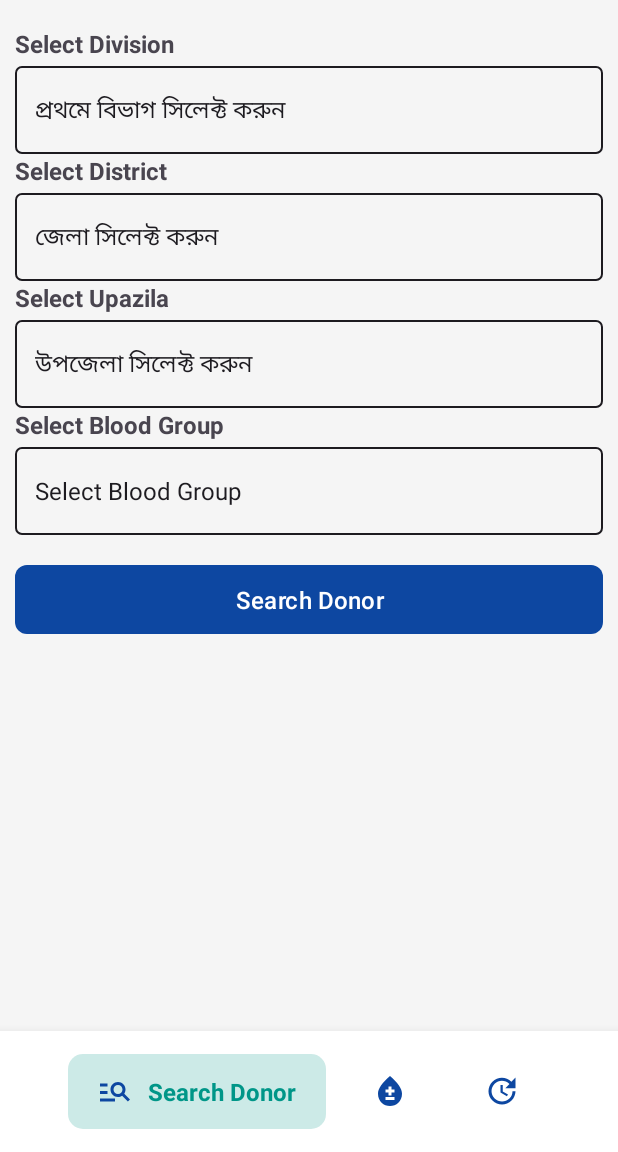
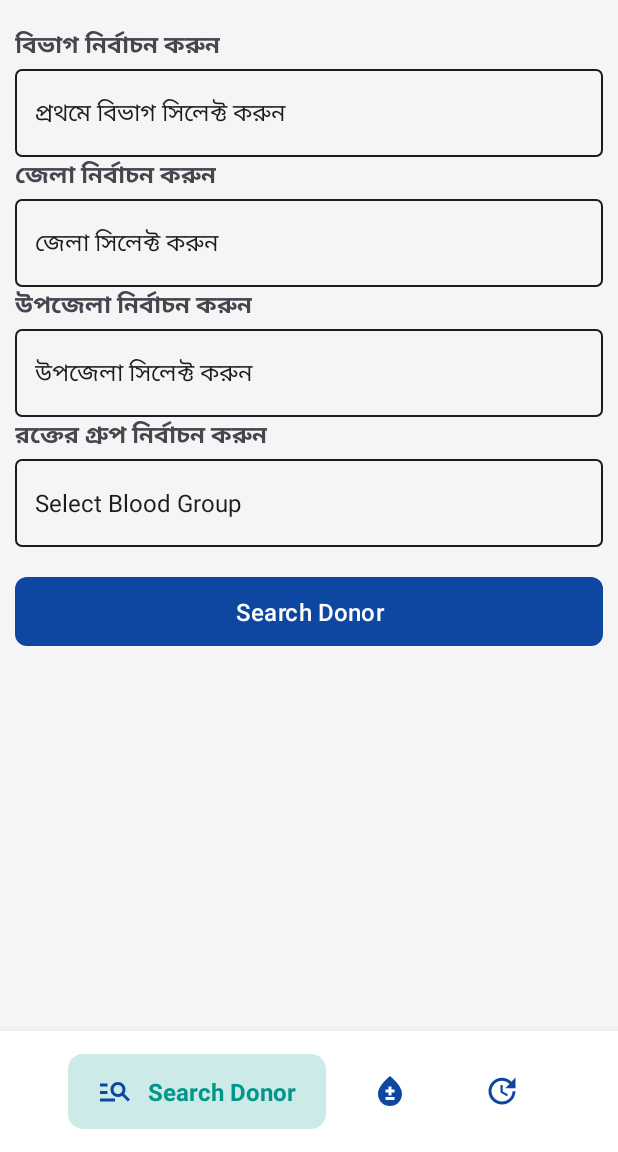
Before and after one commit to SHTSoftware/RaktoDaan-Blood-Donation, an Android app: the screen it shows after launch (MainActivity), on a phone screen of 412 x 824 dp, the part 84-1236 px from its top. Run offline under Robolectric (Android 15) with nearby library versions, the phone set to English and light mode, and no system bars.

Commit message:
Full Completed

```diff
--- a/app/src/main/res/layout/fragment_donor_list.xml
+++ b/app/src/main/res/layout/fragment_donor_list.xml
@@ -26,7 +26,7 @@
             <TextView
                 android:layout_width="wrap_content"
                 android:layout_height="wrap_content"
-                android:text="Select Division"
+                android:text="বিভাগ নির্বাচন করুন"
                 android:textStyle="bold"
                 android:paddingBottom="4dp"
                 android:textSize="16sp"/>
@@ -45,7 +45,7 @@
             <TextView
                 android:layout_width="wrap_content"
                 android:layout_height="wrap_content"
-                android:text="Select District"
+                android:text="জেলা নির্বাচন করুন"
                 android:textStyle="bold"
                 android:paddingBottom="4dp"
                 android:textSize="16sp"/>
@@ -63,7 +63,7 @@
             <TextView
                 android:layout_width="wrap_content"
                 android:layout_height="wrap_content"
-                android:text="Select Upazila"
+                android:text="উপজেলা নির্বাচন করুন"
                 android:textStyle="bold"
                 android:paddingBottom="4dp"
                 android:textSize="16sp"/>
@@ -80,7 +80,7 @@
             <TextView
                 android:layout_width="wrap_content"
                 android:layout_height="wrap_content"
-                android:text="Select Blood Group"
+                android:text="রক্তের গ্রুপ নির্বাচন করুন"
                 android:textStyle="bold"
                 android:paddingBottom="4dp"
                 android:textSize="16sp"/>
```
Also changed, not shown: app/src/main/res/layout/fragment_donor.xml (+4 -4 lines).
